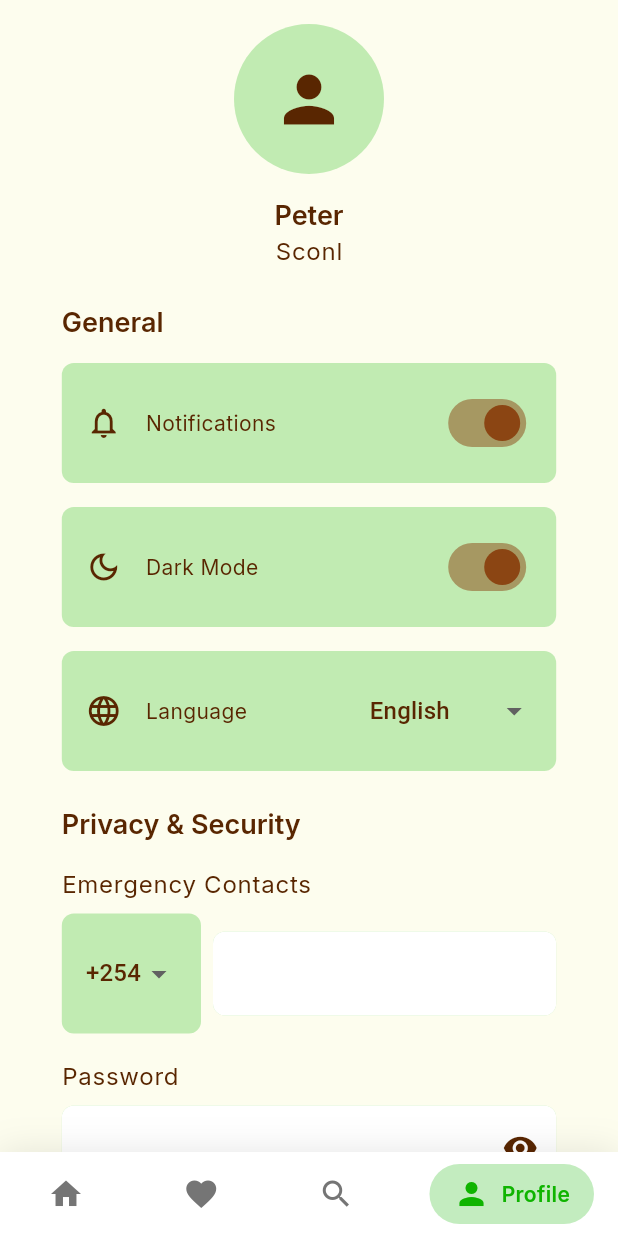
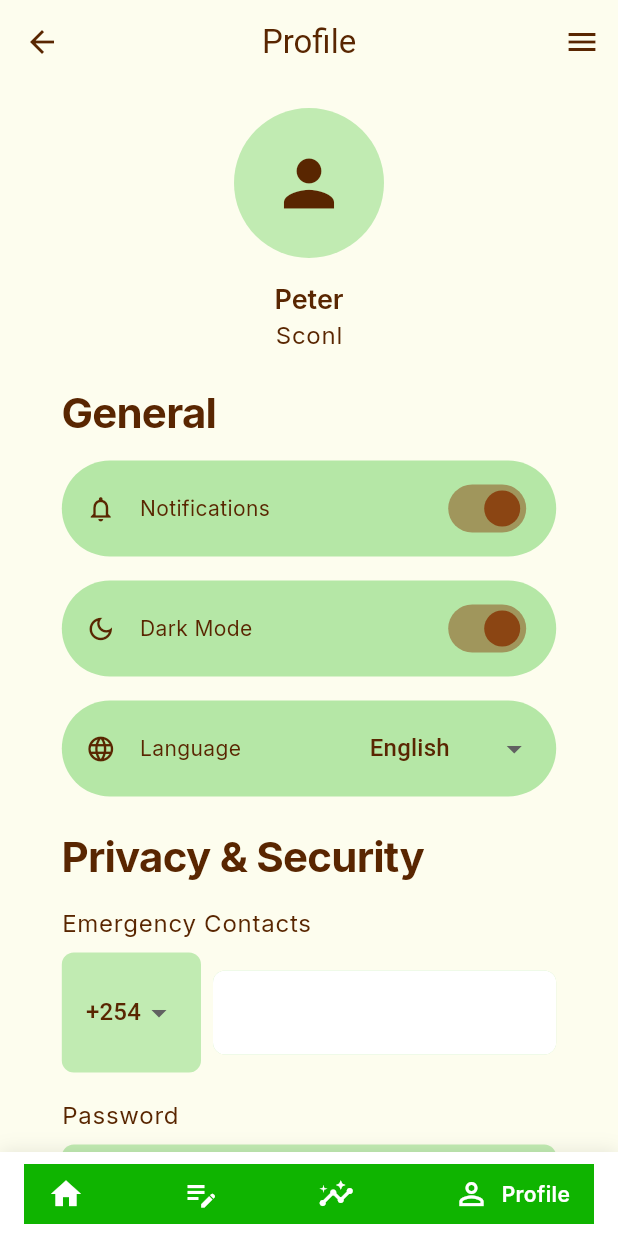
Before and after one commit to Dycoh/sereni_app, a Flutter app: the ProfileScreen screen opened by its route, on a phone screen of 412 x 824 dp. Run offline on Flutter 3.47's test engine with Material 3 defaults, Android fonts, the light colour scheme and no system bars; drawn by our look-alikes of google_nav_bar; our stand-ins replace cloud_firestore, easy_localization, equatable, firebase_auth, firebase_core, flutter_bloc and 4 more; accounts and stored records are empty.

Commit message:
better profile screen layout v1

```diff
--- a/lib/app/app.dart
+++ b/lib/app/app.dart
@@ -24,7 +24,7 @@ class _SereniAppState extends State {
   /// Temporary debug override for testing a specific screen.
   /// Set this to a route like `RouteManager.home` when testing.
   /// Change back to `null` to restore normal onboarding behavior.
-  static const String debugOverrideRoute = RouteManager.welcome; // Change this for temporary testing
+  static const String debugOverrideRoute = RouteManager.home; // Change this for temporary testing
 
   @override
   void initState() {
--- a/lib/presentation/screens/profile_screen.dart
+++ b/lib/presentation/screens/profile_screen.dart
@@ -4,6 +4,7 @@ import 'package:sereni_app/app/theme/theme.dart';
 import 'dart:io';
 import 'package:image_picker/image_picker.dart';
 import 'package:easy_localization/easy_localization.dart';
+import '../widgets/navigation_widget.dart';
 
 class ProfileScreen extends StatefulWidget {
   const ProfileScreen({Key? key}) : super(key: key);
@@ -21,6 +22,9 @@ class _ProfileScreenState extends State<ProfileScreen> {
   int _selectedIndex = 3;
   String? _imagePath;
   String selectedAreaCode = '+254';
+  final TextEditingController _currentPasswordController = TextEditingController();
+  final TextEditingController _newPasswordController = TextEditingController();
+  final TextEditingController _confirmPasswordController = TextEditingController();
 
   final List<String> languages = [
     'English',
@@ -59,12 +63,78 @@ class _ProfileScreenState extends State<ProfileScreen> {
     }
   }
 
+  void _showChangePasswordDialog() {
+    showDialog(
+      context: context,
+      builder: (BuildContext context) {
+        return AlertDialog(
+          title: Text('Change Password', style: Theme.of(context).textTheme.headlineMedium),
+          content: SingleChildScrollView(
+            child: Column(
+              mainAxisSize: MainAxisSize.min,
+              children: [
+                _buildPasswordField(
+                  controller: _currentPasswordController,
+                  label: 'Current Password',
+                ),
+                SizedBox(height: AppTheme.kSpacing2x),
+                _buildPasswordField(
+                  controller: _newPasswordController,
+                  label: 'New Password',
+                ),
+                SizedBox(height: AppTheme.kSpacing2x),
+                _buildPasswordField(
+                  controller: _confirmPasswordController,
+                  label: 'Confirm New Password',
+                ),
+              ],
+            ),
+          ),
+          actions: [
+            TextButton(
+              onPressed: () => Navigator.pop(context),
+              child: Text('Cancel'),
+            ),
+            ElevatedButton(
+              onPressed: () {
+                // Implement password change logic here
+                Navigator.pop(context);
+              },
+              child: Text('Update Password'),
+            ),
+          ],
+        );
+      },
+    );
+  }
+
+  Widget _buildPasswordField({
+    required TextEditingController controller,
+    required String label,
+  }) {
+    return TextField(
+      controller: controller,
+      obscureText: !isPasswordVisible,
+      decoration: InputDecoration(
+        labelText: label,
+        suffixIcon: IconButton(
+          icon: Icon(
+            isPasswordVisible ? Icons.visibility_off : Icons.visibility,
+            color: AppTheme.kTextBrown,
+          ),
+          onPressed: () => setState(() => isPasswordVisible = !isPasswordVisible),
+        ),
+      ),
+    );
+  }
+
   @override
   Widget build(BuildContext context) {
     final theme = Theme.of(context);
 
-    return Scaffold(
-      backgroundColor: AppTheme.kBackgroundColor,
+    return CustomScaffold(
+      currentRoute: '/profile',
+      title: 'Profile',
       body: SingleChildScrollView(
         child: SafeArea(
           child: Padding(
@@ -75,7 +145,7 @@ class _ProfileScreenState extends State<ProfileScreen> {
             child: Column(
               crossAxisAlignment: CrossAxisAlignment.start,
               children: [
-                // Profile Image and Name
+                // Profile Image and Name section remains the same
                 Center(
                   child: Column(
                     children: [
@@ -108,7 +178,7 @@ class _ProfileScreenState extends State<ProfileScreen> {
 
                 Text(
                   'general'.tr(),
-                  style: theme.textTheme.headlineMedium,
+                  style: theme.textTheme.displayMedium,
                 ),
                 SizedBox(height: AppTheme.kSpacing2x),
 
@@ -158,10 +228,11 @@ class _ProfileScreenState extends State<ProfileScreen> {
 
                 Text(
                   'privacySecurity'.tr(),
-                  style: theme.textTheme.headlineMedium,
+                  style: theme.textTheme.displayMedium,
                 ),
                 SizedBox(height: AppTheme.kSpacing2x),
 
+                // Emergency Contacts section remains the same
                 Text(
                   'emergencyContacts'.tr(),
                   style: theme.textTheme.bodyLarge,
@@ -212,28 +283,26 @@ class _ProfileScreenState extends State<ProfileScreen> {
                 ),
                 SizedBox(height: AppTheme.kSpacing2x),
 
+                // Modified Password section
                 Text(
                   'password'.tr(),
                   style: theme.textTheme.bodyLarge,
                 ),
                 SizedBox(height: AppTheme.kSpacing),
-                Container(
-                  decoration: BoxDecoration(
-                    color: AppTheme.kLightGreenContainer,
-                    borderRadius: BorderRadius.circular(AppTheme.kRadiusMedium),
-                  ),
-                  child: TextField(
-                    obscureText: !isPasswordVisible,
-                    decoration: InputDecoration(
-                      border: InputBorder.none,
-                      contentPadding: EdgeInsets.all(AppTheme.kSpacing2x),
-                      suffixIcon: IconButton(
-                        icon: Icon(
-                          isPasswordVisible ? Icons.visibility_off : Icons.visibility,
-                          color: AppTheme.kTextBrown,
-                        ),
-                        onPressed: () => setState(() => isPasswordVisible = !isPasswordVisible),
-                      ),
+                GestureDetector(
+                  onTap: _showChangePasswordDialog,
+                  child: Container(
+                    padding: EdgeInsets.all(AppTheme.kSpacing2x),
+                    decoration: BoxDecoration(
+                      color: AppTheme.kLightGreenContainer,
+                      borderRadius: BorderRadius.circular(AppTheme.kRadiusMedium),
+                    ),
+                    child: Row(
+                      mainAxisAlignment: MainAxisAlignment.spaceBetween,
+                      children: [
+                        Text('Change Password', style: theme.textTheme.bodyLarge),
+                        Icon(Icons.arrow_forward_ios, color: AppTheme.kTextBrown),
+                      ],
                     ),
                   ),
                 ),
@@ -263,53 +332,11 @@ class _ProfileScreenState extends State<ProfileScreen> {
           ),
         ),
       ),
-      bottomNavigationBar: Container(
-        decoration: BoxDecoration(
-          color: Colors.white,
-          boxShadow: [
-            BoxShadow(
-              blurRadius: 20,
-              color: Colors.black.withOpacity(.1),
-            )
-          ],
-        ),
-        child: SafeArea(
-          child: Padding(
-            padding: EdgeInsets.symmetric(
-              horizontal: AppTheme.kSpacing2x,
-              vertical: AppTheme.kSpacing,
-            ),
-            child: GNav(
-              rippleColor: AppTheme.kLightGreenContainer,
-              hoverColor: AppTheme.kLightGreenContainer,
-              gap: 8,
-              activeColor: AppTheme.kPrimaryGreen,
-              iconSize: 24,
-              padding: EdgeInsets.symmetric(
-                horizontal: AppTheme.kSpacing2x,
-                vertical: AppTheme.kSpacing,
-              ),
-              duration: Duration(milliseconds: 400),
-              tabBackgroundColor: AppTheme.kLightGreenContainer,
-              color: AppTheme.kGray600,
-              tabs: [
-                GButton(icon: Icons.home, text: 'home'.tr()),
-                GButton(icon: Icons.favorite, text: 'likes'.tr()),
-                GButton(icon: Icons.search, text: 'search'.tr()),
-                GButton(icon: Icons.person, text: 'profile'.tr()),
-              ],
-              selectedIndex: _selectedIndex,
-              onTabChange: (index) {
-                setState(() => _selectedIndex = index);
-              },
-            ),
-          ),
-        ),
-      ),
     );
   }
 
   String _getLocaleCode(String language) {
+    // Language code mapping remains the same
     switch (language.toLowerCase()) {
       case 'english': return 'en';
       case 'spanish': return 'es';
@@ -331,17 +358,20 @@ class _ProfileScreenState extends State<ProfileScreen> {
     required Widget trailing,
   }) {
     return Container(
-      padding: EdgeInsets.all(AppTheme.kSpacing2x),
+      padding: EdgeInsets.symmetric(
+        horizontal: AppTheme.kSpacing2x,
+        vertical: AppTheme.kSpacing, // Reduced height
+      ),
       decoration: BoxDecoration(
-        color: AppTheme.kLightGreenContainer,
-        borderRadius: BorderRadius.circular(AppTheme.kRadiusMedium),
+        color: AppTheme.kLightGreenContainer.withOpacity(0.3), // Adjusted opacity
+        borderRadius: BorderRadius.circular(50.0), // Pill shape
       ),
       child: Row(
         mainAxisAlignment: MainAxisAlignment.spaceBetween,
         children: [
           Row(
             children: [
-              Icon(icon, color: AppTheme.kTextBrown),
+              Icon(icon, color: AppTheme.kTextBrown, size: 20), // Slightly smaller icon
               SizedBox(width: AppTheme.kSpacing2x),
               Text(title),
             ],
```
